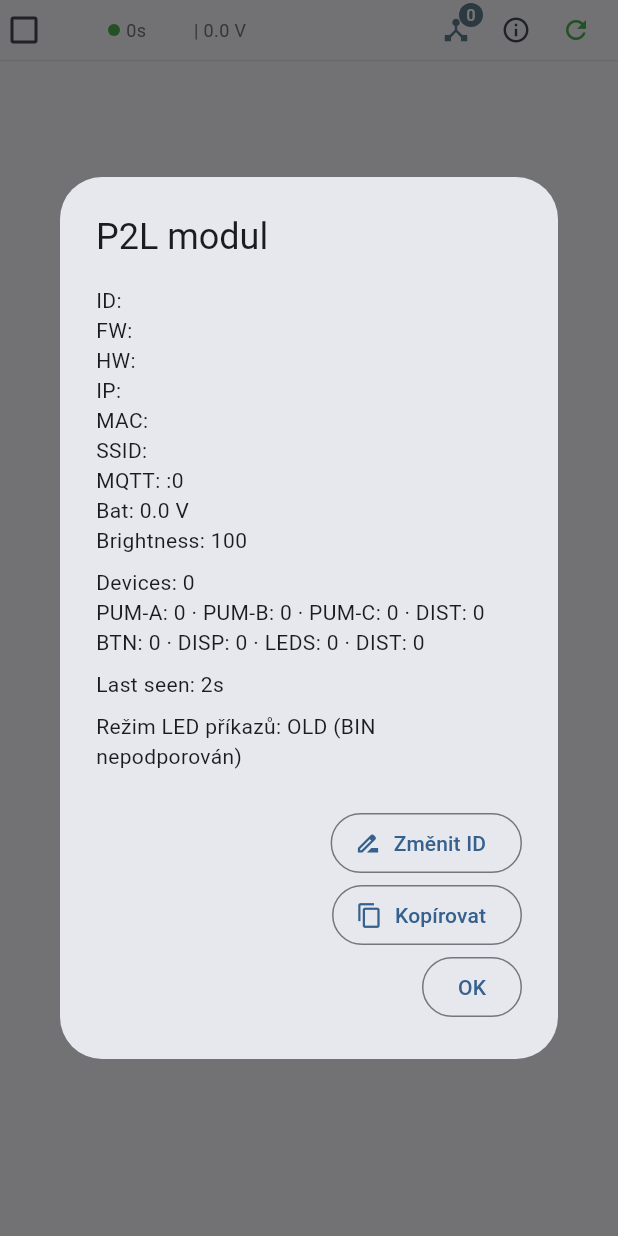
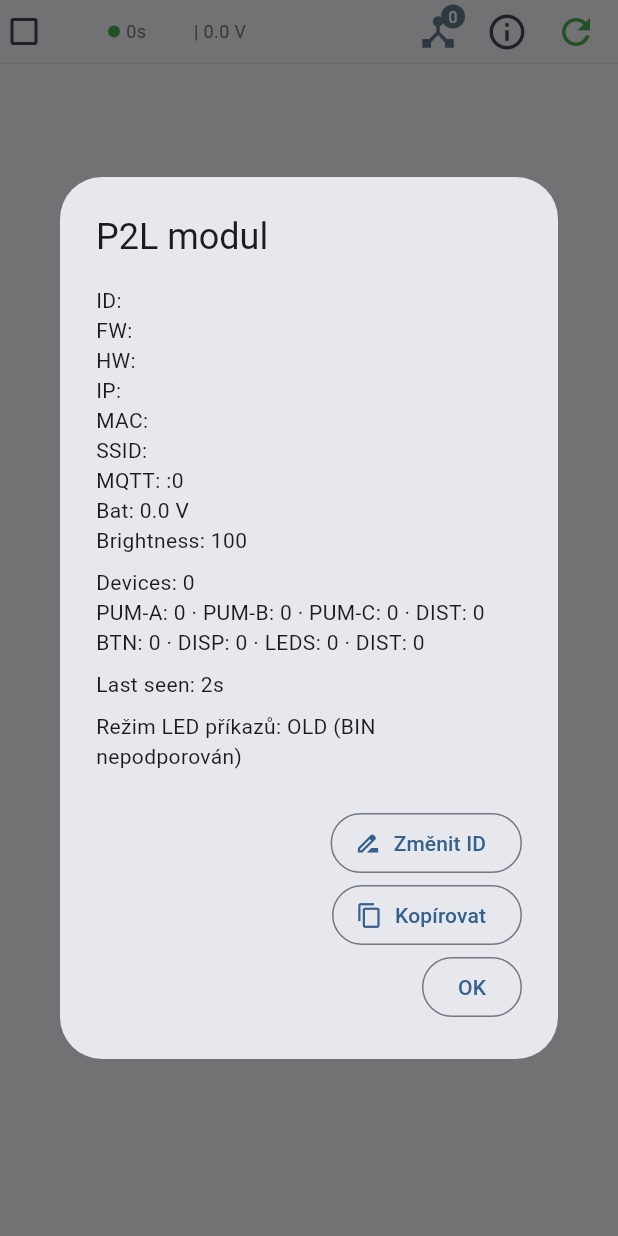
Before and after one commit to myrb1K/P2L-tester, a Flutter app: the _UnitCard widget shown alone on an empty page, opened directly with empty values, after a tap on the "info outline" icon, on a phone screen of 412 x 824 dp. Run offline on Flutter 3.47's test engine with Material 3 defaults, Android fonts, the phone set to English and light mode, and no system bars; our stand-ins replace file_picker, shared_preferences; missing offline and left inert: mqtt_client; accounts and stored records are empty.

Commit message:
v2.46: větší ikony jednotek (26 px) + výška řádku +2 px + 6 px mezi ikonami
Co-Authored-By: Claude Opus 4.7 (1M context) <noreply@anthropic.com>

```diff
--- a/lib/main.dart
+++ b/lib/main.dart
@@ -5,7 +5,7 @@ import 'providers/app_state.dart';
 import 'screens/home_screen.dart';
 import 'screens/settings_screen.dart';
 
-const String appVersion = '2.45';
+const String appVersion = '2.46';
 
 void main() {
   WidgetsFlutterBinding.ensureInitialized();
--- a/lib/screens/home_screen.dart
+++ b/lib/screens/home_screen.dart
@@ -416,7 +416,7 @@ class _UnitCard extends StatelessWidget {
       child: InkWell(
         onTap: onToggle,
         child: Padding(
-          padding: const EdgeInsets.only(left: 0, right: 8, top: 0, bottom: 0),
+          padding: const EdgeInsets.only(left: 0, right: 8, top: 1, bottom: 1),
           child: Row(
             children: [
               Checkbox(
@@ -471,7 +471,7 @@ class _UnitCard extends StatelessWidget {
                 offset: const Offset(-2, 2),
                 label: Text('$moduleCount'),
                 child: IconButton(
-                  icon: const Icon(Icons.device_hub, size: 20, color: Colors.blueGrey),
+                  icon: const Icon(Icons.device_hub, size: 28, color: Colors.blueGrey),
                   onPressed: onOpenDetail,
                   tooltip: 'Seznam zařízení',
                   visualDensity: VisualDensity.compact,
@@ -479,16 +479,18 @@ class _UnitCard extends StatelessWidget {
                   constraints: const BoxConstraints(minWidth: 32, minHeight: 32),
                 ),
               ),
+              const SizedBox(width: 6),
               IconButton(
-                icon: const Icon(Icons.info_outline, size: 20),
+                icon: const Icon(Icons.info_outline, size: 28),
                 onPressed: () => _showUnitInfo(context, unit),
                 tooltip: 'Info',
                 visualDensity: VisualDensity.compact,
                 padding: EdgeInsets.zero,
                 constraints: const BoxConstraints(minWidth: 32, minHeight: 32),
               ),
+              const SizedBox(width: 6),
               IconButton(
-                icon: const Icon(Icons.refresh, size: 20, color: Colors.green),
+                icon: const Icon(Icons.refresh, size: 28, color: Colors.green),
                 onPressed: onGetParam,
                 tooltip: 'Obnovit',
                 visualDensity: VisualDensity.compact,
--- a/pubspec.yaml
+++ b/pubspec.yaml
@@ -16,7 +16,7 @@ publish_to: 'none' # Remove this line if you wish to publish to pub.dev
 # https://developer.apple.com/library/archive/documentation/General/Reference/InfoPlistKeyReference/Articles/CoreFoundationKeys.html
 # In Windows, build-name is used as the major, minor, and patch parts
 # of the product and file versions while build-number is used as the build suffix.
-version: 2.45.0+45
+version: 2.46.0+46
 
 environment:
   sdk: ^3.11.4
```
